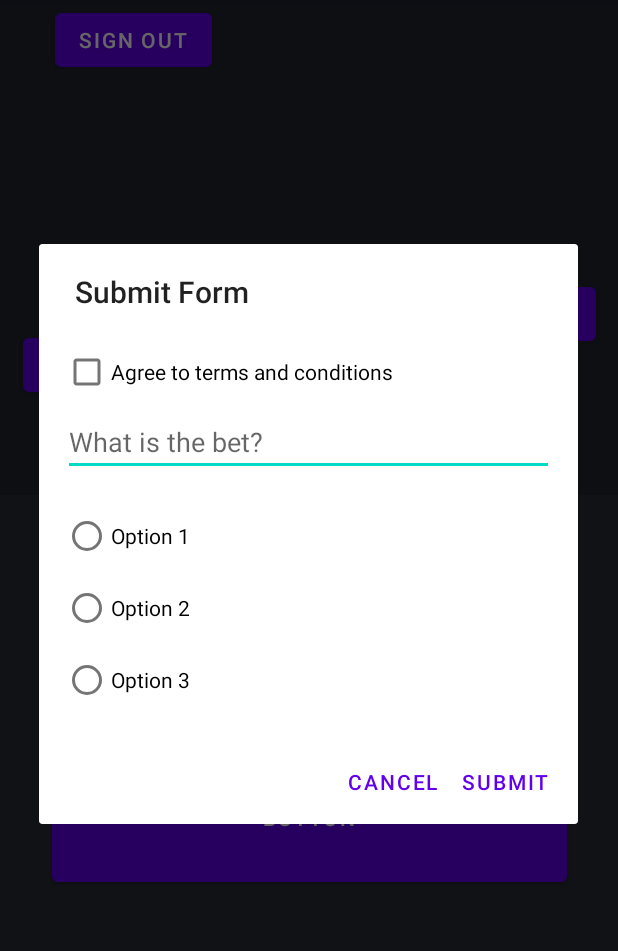
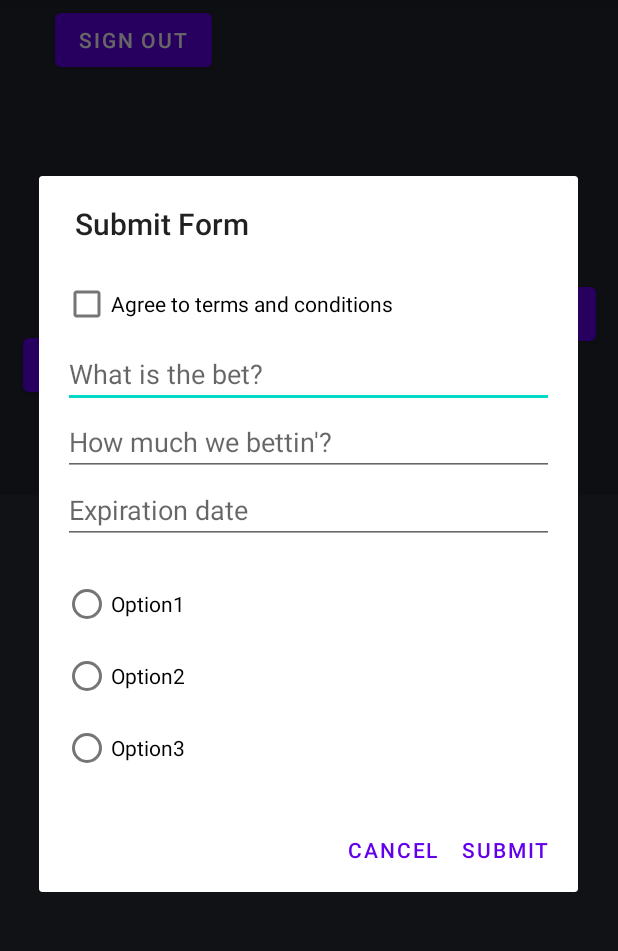
Before and after one commit to Sibo523/BetterTogether, an Android app built with Jetpack Compose: the screen it shows after launch once a user with an empty profile is signed in (MainActivity), after a tap on "NEW ROOM", on a phone screen of 412 x 824 dp, the part 84-1035 px from its top. Run offline under Robolectric (Android 15) with nearby library versions, the phone set to English and light mode, and no system bars; our stand-ins replace Firebase (no records; nobody signed in at launch, a user with empty details on screens opened directly).

Commit message:
added date and number inputs to form

```diff
--- a/app/src/main/res/layout/form_dialog.xml
+++ b/app/src/main/res/layout/form_dialog.xml
@@ -10,7 +10,7 @@
         android:id="@+id/form_checkbox"
         android:layout_width="wrap_content"
         android:layout_height="wrap_content"
-        android:text="Agree to terms and conditions" />
+        android:text="@string/agree_to_terms_and_conditions" />
 
     <!-- Text Input -->
     <EditText
@@ -19,6 +19,23 @@
         android:layout_height="wrap_content"
         android:hint="@string/what_is_the_bet"
         android:inputType="text" />
+
+    <!-- Number Input -->
+    <EditText
+        android:id="@+id/form_number_input"
+        android:layout_width="match_parent"
+        android:layout_height="wrap_content"
+        android:hint="@string/how_much_we_bettin"
+        android:inputType="number" />
+
+    <!-- Date Input -->
+    <EditText
+        android:id="@+id/form_date_input"
+        android:layout_width="match_parent"
+        android:layout_height="wrap_content"
+        android:hint="@string/expiration_date"
+        android:focusable="false"
+        android:clickable="true" />
 
     <!-- Radio Group -->
     <RadioGroup
@@ -32,18 +49,18 @@
             android:id="@+id/radio_option_1"
             android:layout_width="wrap_content"
             android:layout_height="wrap_content"
-            android:text="Option 1" />
+            android:text="@string/option1" />
 
         <RadioButton
             android:id="@+id/radio_option_2"
             android:layout_width="wrap_content"
             android:layout_height="wrap_content"
-            android:text="Option 2" />
+            android:text="@string/option2" />
 
         <RadioButton
             android:id="@+id/radio_option_3"
             android:layout_width="wrap_content"
             android:layout_height="wrap_content"
-            android:text="Option 3" />
+            android:text="@string/option3" />
     </RadioGroup>
 </LinearLayout>
--- a/app/src/main/res/values/strings.xml
+++ b/app/src/main/res/values/strings.xml
@@ -8,4 +8,10 @@
     <string name="button">Button</string>
     <string name="what_is_the_bet">What is the bet?</string>
     <string name="sign_out">Sign Out</string>
+    <string name="agree_to_terms_and_conditions">Agree to terms and conditions</string>
+    <string name="how_much_we_bettin">How much we bettin\'?</string>
+    <string name="expiration_date">Expiration date</string>
+    <string name="option1">Option1</string>
+    <string name="option2">Option2</string>
+    <string name="option3">Option3</string>
 </resources>
```
Also changed, not shown: app/src/main/java/com/example/bettertogether/MainActivity.kt (+34 -13 lines).
